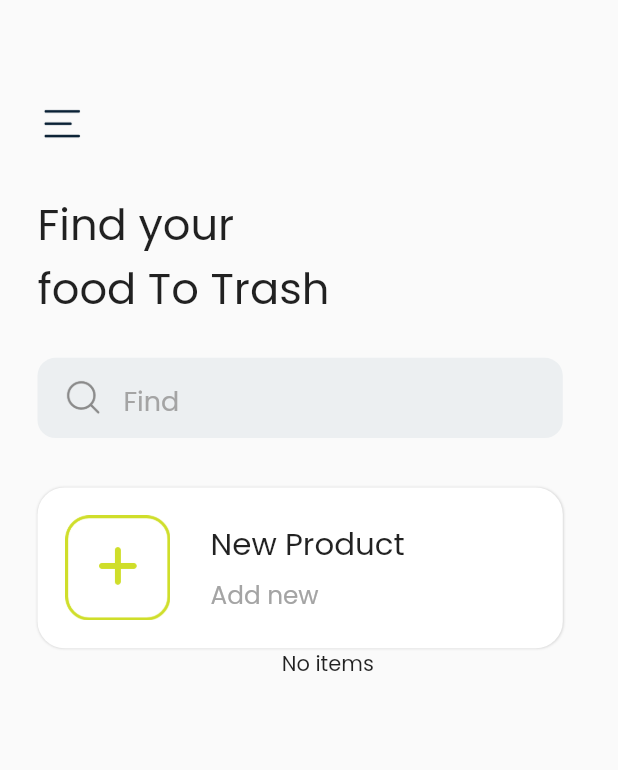
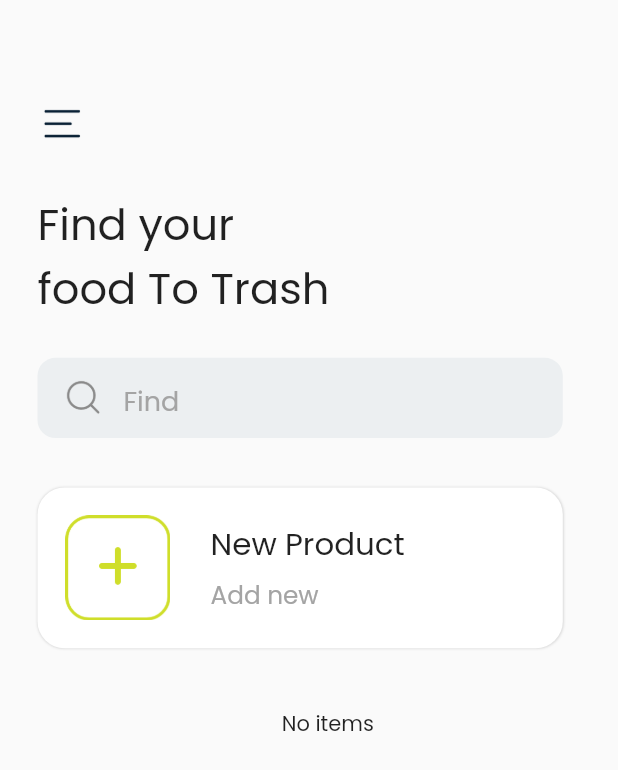
Before and after one commit to Abhisheksainii/expiry_checker, a Flutter app: the screen it shows after launch, on a phone screen of 412 x 824 dp. Shown: the top 770 px of the screen. Run offline on Flutter 3.47's test engine with Material 2 defaults, Android fonts, the phone set to English and light mode, and no system bars; our stand-ins replace flutter_datetime_picker, google_fonts, shared_preferences; missing offline and left inert: edge_detection.

Commit message:
minor fix

```diff
--- a/lib/Screens/homeScreen.dart
+++ b/lib/Screens/homeScreen.dart
@@ -217,7 +217,11 @@ class _HomeScreenState extends State<HomeScreen> with TickerProviderStateMixin {
   }
 
   Widget emptyList() {
-    return Center(child: Text('No items'));
+    return Center(
+        child: Padding(
+      padding: const EdgeInsets.only(top: 40),
+      child: Text('No items'),
+    ));
   }
 
   Widget buildListTile() {
```
